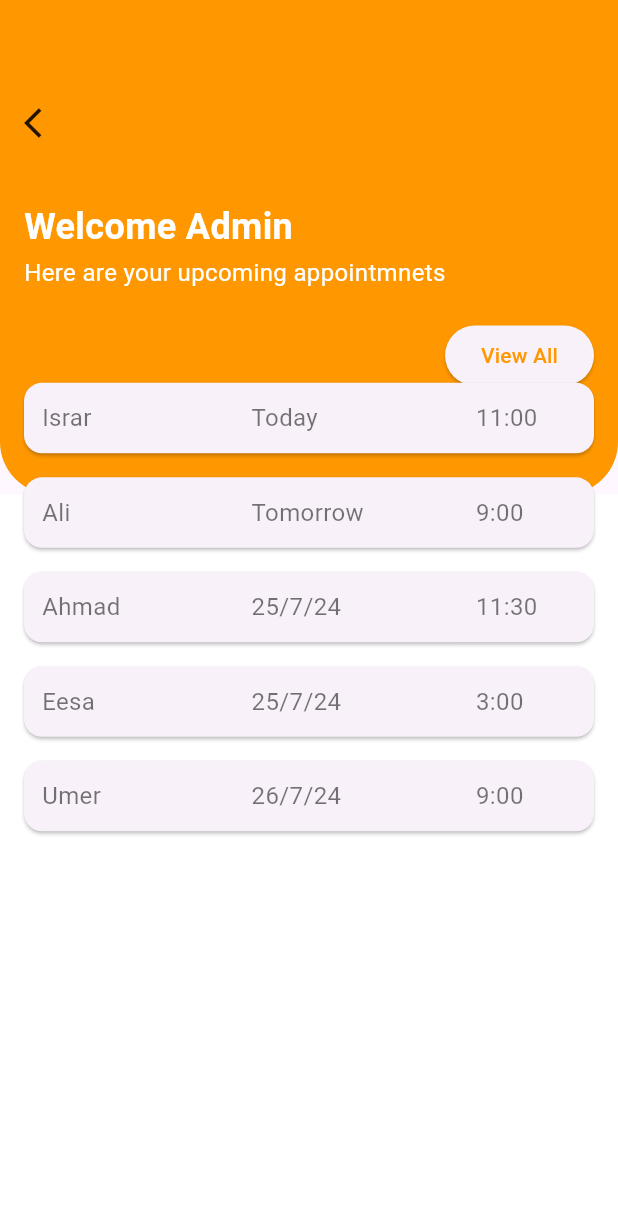
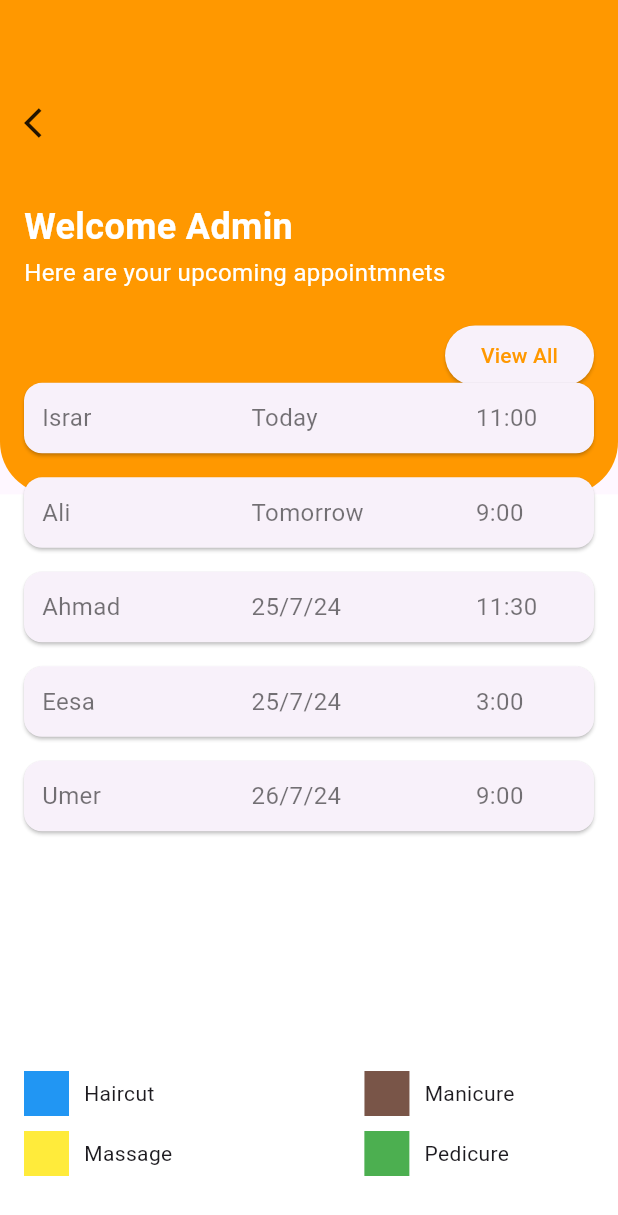
Before and after one commit to IsrarKundi/appointmentApp, a Flutter app: the screen it shows after launch, on a phone screen of 412 x 824 dp. Shown: the top 1215 px of the screen. Run offline on Flutter 3.47's test engine with Material 3 defaults, Android fonts, the phone set to English and light mode, and no system bars.

Commit message:
ui work progress

```diff
--- /dev/null
+++ b/lib/components/widgets.dart
@@ -0,0 +1,79 @@
+import 'package:flutter/material.dart';
+
+Widget FormFields(String label, IconData icon){
+  return SizedBox(
+    height: 60,
+    child: TextField(
+        decoration: InputDecoration(
+          hintText: label,
+          suffixIcon: Icon(icon),
+          border: OutlineInputBorder(),
+        )
+    ),
+  );
+}
+
+Widget lowerSection(){
+  return Padding(
+    padding: const EdgeInsets.only(top: 16, bottom: 40, left: 16, right: 16),
+    child: Column(
+      children: [
+        Row(
+          children: [
+            Row(
+              children: [
+                Container(
+                  height: 30,
+                  width: 30,
+                  color: Colors.blue,
+                ),
+                SizedBox(width: 10,),
+                Text('Haircut')
+              ],
+            ),
+            SizedBox(width: 140,),
+            Row(
+              children: [
+                Container(
+                  height: 30,
+                  width: 30,
+                  color: Colors.brown,
+                ),
+                SizedBox(width: 10,),
+                Text('Manicure')
+              ],
+            )
+          ],
+        ),
+        SizedBox(height: 10,),
+        Row(
+          children: [
+            Row(
+              children: [
+                Container(
+                  height: 30,
+                  width: 30,
+                  color: Colors.yellow,
+                ),
+                SizedBox(width: 10,),
+                Text('Massage')
+              ],
+            ),
+            SizedBox(width: 128,),
+            Row(
+              children: [
+                Container(
+                  height: 30,
+                  width: 30,
+                  color: Colors.green,
+                ),
+                SizedBox(width: 10,),
+                Text('Pedicure')
+              ],
+            )
+          ],
+        )
+      ],
+    ),
+  );
+}
--- a/lib/screens/book_appointment.dart
+++ b/lib/screens/book_appointment.dart
@@ -1,5 +1,5 @@
 import 'dart:ui';
-
+import 'package:appointment/components/widgets.dart';
 import 'package:flutter/cupertino.dart';
 import 'package:flutter/material.dart';
 import 'package:flutter/widgets.dart';
@@ -72,16 +72,3 @@ class BookAppointment extends StatelessWidget {
     );
   }
 }
-
-Widget FormFields(String label, IconData icon){
-  return SizedBox(
-    height: 60,
-    child: TextField(
-        decoration: InputDecoration(
-          hintText: label,
-          suffixIcon: Icon(icon),
-          border: OutlineInputBorder(),
-        )
-    ),
-  );
-}
--- a/lib/screens/home_screen.dart
+++ b/lib/screens/home_screen.dart
@@ -1,6 +1,7 @@
 import 'package:flutter/material.dart';
 
 import '../models/appointments.dart';
+import 'package:appointment/components/widgets.dart';
 
 class HomeScreen extends StatelessWidget {
   @override
@@ -128,6 +129,7 @@ class HomeScreen extends StatelessWidget {
                     },
                   ),
                 ),
+                lowerSection()
               ],
             ),
           ),
```
